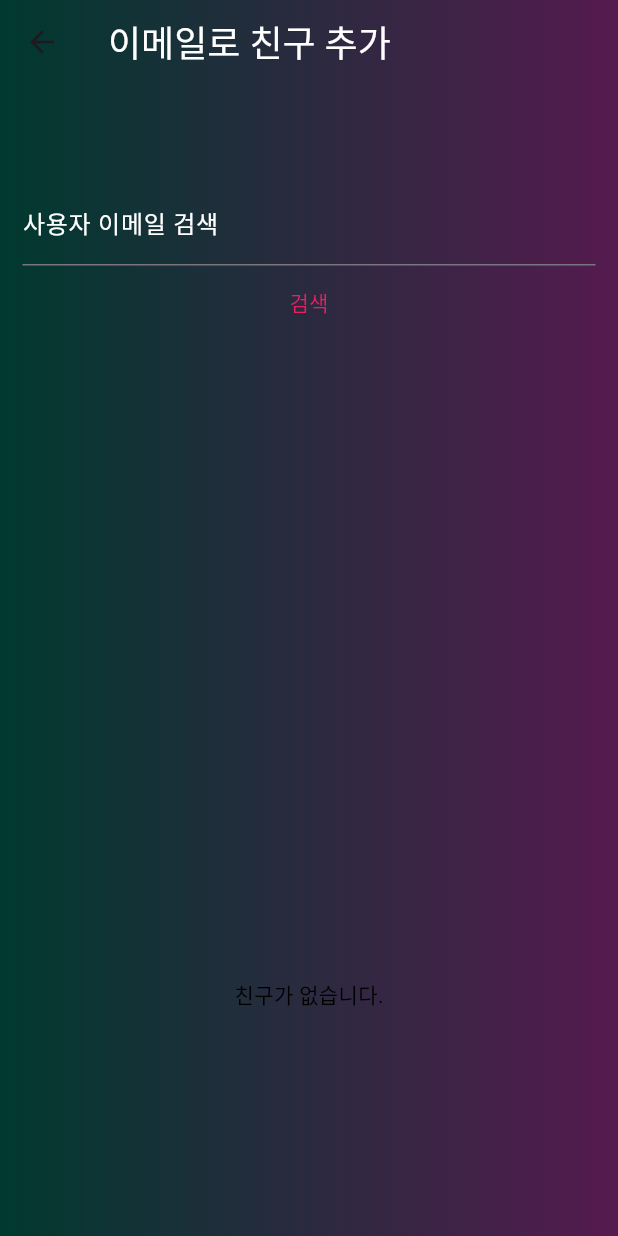
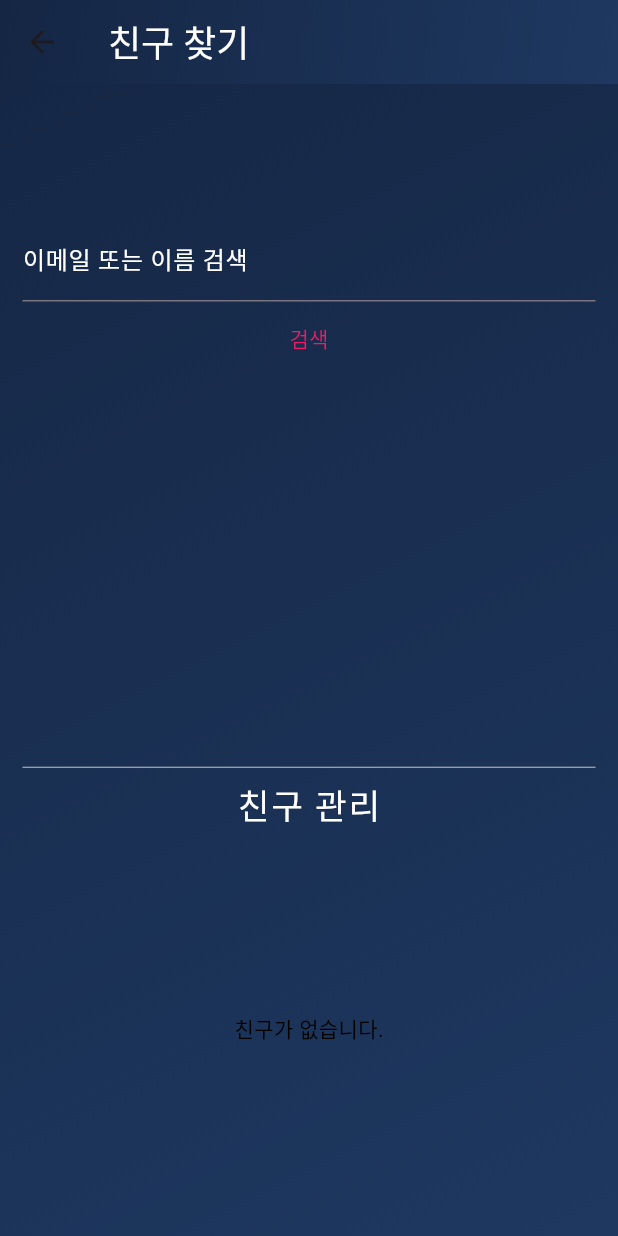
Before and after one commit to hwi1412/plangram-iOS-fix, a Flutter app: the SearchScreen screen opened by its route, on a phone screen of 412 x 824 dp. Run offline on Flutter 3.47's test engine with Material 3 defaults, Android fonts, the light colour scheme and no system bars; our stand-ins replace cloud_firestore, firebase_auth, firebase_core, firebase_storage, flutter_colorpicker, google_fonts and 2 more; accounts and stored records are empty.

Commit message:
친구 찾기 배경색상 애니메이션 추가

```diff
--- a/lib/screen/bottom.navigate/search.dart
+++ b/lib/screen/bottom.navigate/search.dart
@@ -9,10 +9,13 @@ class SearchScreen extends StatefulWidget {
   State<SearchScreen> createState() => _SearchScreenState();
 }
 
-class _SearchScreenState extends State<SearchScreen> {
+class _SearchScreenState extends State<SearchScreen>
+    with SingleTickerProviderStateMixin {
   final TextEditingController _searchController = TextEditingController();
   List<DocumentSnapshot> _results = [];
   List<dynamic> friends = [];
+  late AnimationController _animationController;
+  late Animation<double> _animation;
 
   Future<void> _search() async {
     String query = _searchController.text.trim().toLowerCase(); // 소문자로 변환
@@ -99,50 +102,71 @@ class _SearchScreenState extends State<SearchScreen> {
   void initState() {
     super.initState();
     _loadFriends();
+    _animationController = AnimationController(
+      vsync: this,
+      duration: const Duration(seconds: 2),
+    )..repeat(reverse: true);
+    _animation = Tween<double>(begin: 0, end: 1).animate(
+      CurvedAnimation(parent: _animationController, curve: Curves.easeInOut),
+    );
+  }
+
+  @override
+  void dispose() {
+    _animationController.dispose();
+    _searchController.dispose();
+    super.dispose();
   }
 
   @override
   Widget build(BuildContext context) {
+    return AnimatedBuilder(
+      animation: _animation,
+      builder: (context, child) {
+        // 남색 계열의 두 가지 색상 그라디언트
+        final Color color1 = Color.lerp(const Color(0xFF0A2342),
+            const Color(0xFF1B2845), _animation.value)!;
+        final Color color2 = Color.lerp(const Color(0xFF274472),
+            const Color(0xFF102542), 1 - _animation.value)!;
+
         return Scaffold(
+          extendBodyBehindAppBar: true,
           appBar: AppBar(
             title: const Text(
-          '이메일로 친구 추가',
+              '친구 찾기',
               style: TextStyle(fontSize: 24),
             ),
             backgroundColor: Colors.transparent,
-        flexibleSpace: Container(
-          decoration: const BoxDecoration(
+            elevation: 0,
+            flexibleSpace: AnimatedContainer(
+              duration: const Duration(milliseconds: 800),
+              decoration: BoxDecoration(
                 gradient: LinearGradient(
-              begin: Alignment.centerLeft,
-              end: Alignment.centerRight,
-              colors: [
-                Color.fromARGB(255, 0, 57, 47), // 다크 버전 시작 색상
-                Color.fromARGB(255, 85, 27, 79), // 다크 버전 종료 색상
-              ],
+                  begin: Alignment.topLeft,
+                  end: Alignment.bottomRight,
+                  colors: [color1, color2],
                 ),
               ),
             ),
             titleTextStyle: const TextStyle(color: Colors.white),
           ),
-      body: Container(
-        decoration: const BoxDecoration(
+          body: AnimatedContainer(
+            duration: const Duration(milliseconds: 800),
+            decoration: BoxDecoration(
               gradient: LinearGradient(
-            begin: Alignment.centerLeft,
-            end: Alignment.centerRight,
-            colors: [
-              Color.fromARGB(255, 0, 57, 47),
-              Color.fromARGB(255, 85, 27, 79),
-            ],
+                begin: Alignment.topLeft,
+                end: Alignment.bottomRight,
+                colors: [color1, color2],
               ),
             ),
             padding: const EdgeInsets.all(15),
             child: Column(
               children: [
-            const SizedBox(height: 50),
+                const SizedBox(height: 130),
                 TextField(
                   controller: _searchController,
                   decoration: const InputDecoration(
-                labelText: '사용자 이메일 검색',
+                    labelText: '이메일 또는 이름 검색',
                     labelStyle: TextStyle(color: Colors.white),
                   ),
                   style: const TextStyle(color: Colors.white),
@@ -164,7 +188,8 @@ class _SearchScreenState extends State<SearchScreen> {
                   child: ListView.builder(
                     itemCount: _results.length,
                     itemBuilder: (context, index) {
-                  var userData = _results[index].data() as Map<String, dynamic>;
+                      var userData =
+                          _results[index].data() as Map<String, dynamic>;
                       return ListTile(
                         title: Text(
                           userData['email'],
@@ -176,11 +201,36 @@ class _SearchScreenState extends State<SearchScreen> {
                           style: ElevatedButton.styleFrom(
                             foregroundColor: Colors.black, // 버튼 텍스트를 검정색으로
                           ),
-                      onPressed: () => _sendFriendRequest(userData['email']),
+                          onPressed: () =>
+                              _sendFriendRequest(userData['email']),
                           child: const Text('친구 요청'),
                         ),
                       );
                     },
+                  ),
+                ),
+                // 얇은 회색 선 추가
+                const Padding(
+                  padding: EdgeInsets.only(top: 16.0, bottom: 0),
+                  child: Divider(
+                    color: Color(0xFFBDBDBD),
+                    thickness: 0.7,
+                    height: 1,
+                  ),
+                ),
+                const Padding(
+                  padding: EdgeInsets.only(top: 8.0, bottom: 8.0),
+                  child: Align(
+                    alignment: Alignment.center,
+                    child: Text(
+                      '친구 관리',
+                      style: TextStyle(
+                        color: Colors.white,
+                        fontSize: 23,
+                        fontWeight: FontWeight.w400,
+                        letterSpacing: 1.2,
+                      ),
+                    ),
                   ),
                 ),
                 Expanded(
@@ -202,13 +252,16 @@ class _SearchScreenState extends State<SearchScreen> {
                                 return ListTile(
                                   title: Text(friendName,
                                       style: const TextStyle(
-                                      color: Colors.black, fontSize: 16)),
+                                          color: Color.fromARGB(
+                                              255, 189, 187, 187),
+                                          fontSize: 16)),
                                   subtitle: Text(email,
                                       style: const TextStyle(
                                           color: Colors.grey, fontSize: 12)),
                                   trailing: IconButton(
-                                icon:
-                                    const Icon(Icons.chat, color: Colors.black),
+                                    icon: const Icon(Icons.chat,
+                                        color:
+                                            Color.fromARGB(255, 141, 203, 202)),
                                     onPressed: () {
                                       Navigator.push(
                                         context,
@@ -228,5 +281,7 @@ class _SearchScreenState extends State<SearchScreen> {
             ),
           ),
         );
+      },
+    );
   }
 }
```
Lines whose indentation alone changed are shown as unchanged.
